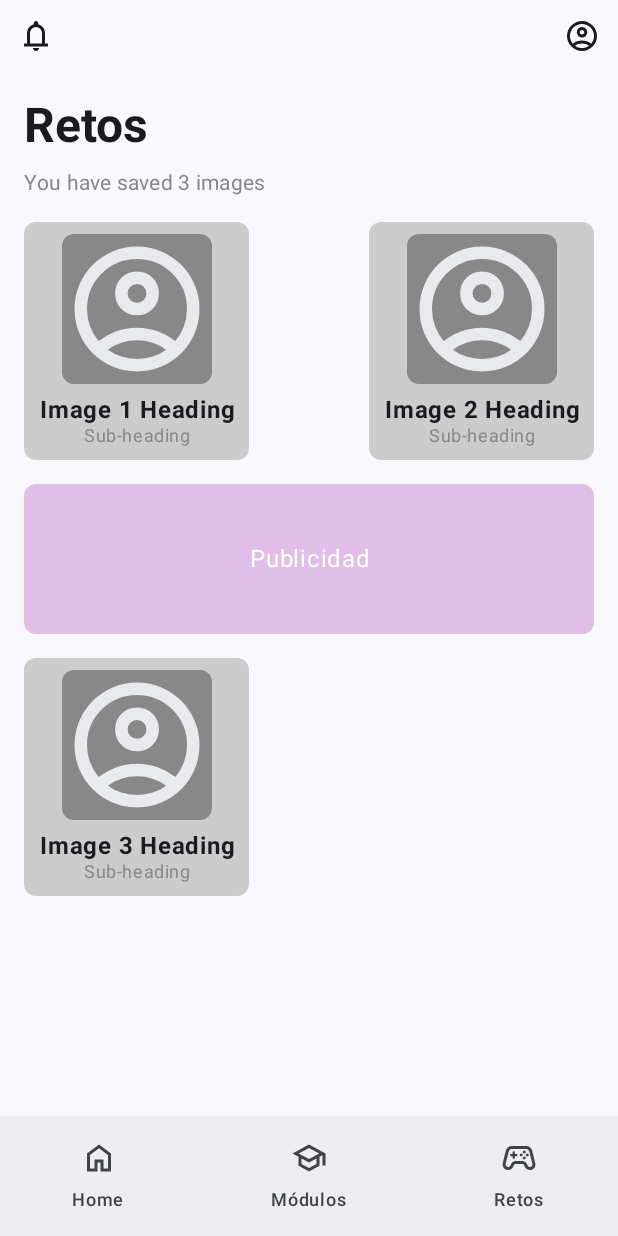
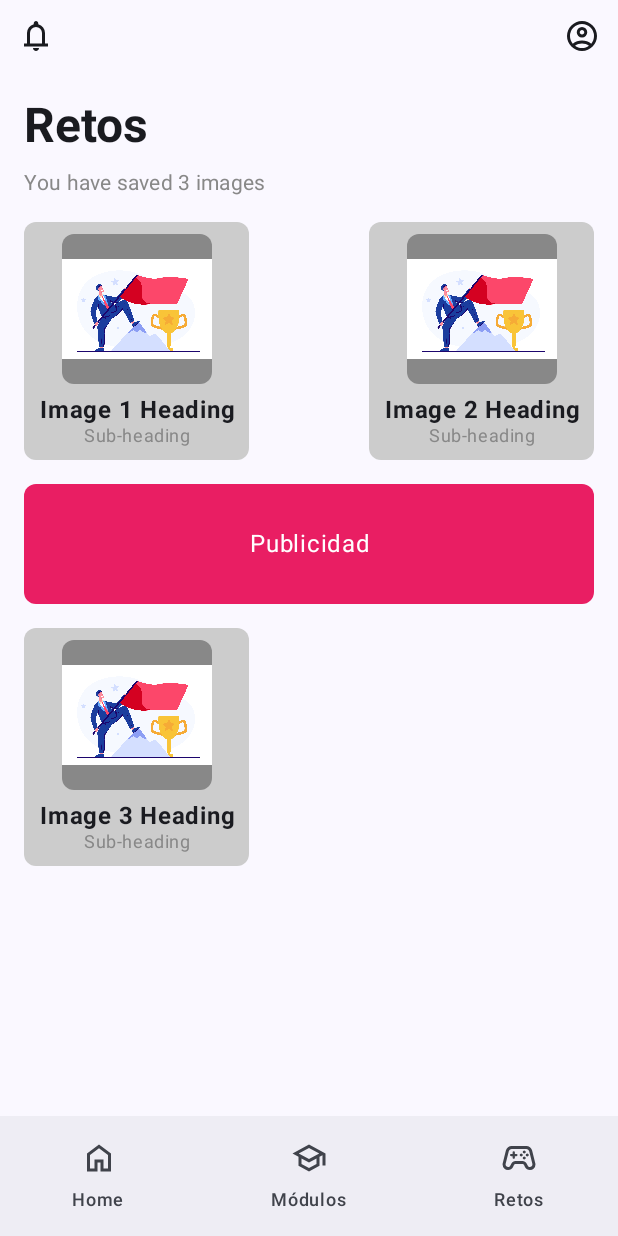
Before and after one commit to bnhdez/WalletWise, an Android app built with Jetpack Compose: the HomeScreen screen opened through its navigation route, item 3 of the bottom bar chosen, on a phone screen of 412 x 824 dp. Run offline under Robolectric (Android 15) with nearby library versions, the phone set to English and light mode, and no system bars.

Commit message:
cambio de placeholders por imagenes y colo banner publicidad

```diff
--- a/app/src/main/java/com/example/walletwise/ui/screens/ChallengesScreen.kt
+++ b/app/src/main/java/com/example/walletwise/ui/screens/ChallengesScreen.kt
@@ -56,8 +56,8 @@ fun ChallengesScreen(navController: NavHostController, modifier: Modifier = Modi
             Box(
                 modifier = Modifier
                     .fillMaxWidth()
-                    .height(100.dp)
-                    .background(Color(0xFFE1BEE7), shape = RoundedCornerShape(8.dp)),
+                    .height(80.dp)
+                    .background(Color(0xFFE91E63), shape = RoundedCornerShape(8.dp)),
                 contentAlignment = Alignment.Center
             ) {
                 Text("Publicidad", textAlign = TextAlign.Center, color = Color.White)
@@ -81,7 +81,7 @@ fun ChallengeImageCard(title: String, subtitle: String) {
         horizontalAlignment = Alignment.CenterHorizontally
     ) {
         Image(
-            painter = painterResource(id = R.drawable.ic_profile), // Puedes cambiar esto por la imagen que desees
+            painter = painterResource(id = R.drawable.challenge), // Puedes cambiar esto por la imagen que desees
             contentDescription = null,
             modifier = Modifier
                 .size(100.dp)
--- a/app/src/main/java/com/example/walletwise/ui/screens/HomeScreen.kt
+++ b/app/src/main/java/com/example/walletwise/ui/screens/HomeScreen.kt
@@ -41,7 +41,7 @@ fun ContentSection() {
     Column {
         // Imagen superior (desde drawable)
         Image(
-            painter = painterResource(id = R.drawable.ic_banner),
+            painter = painterResource(id = R.drawable.banner1),
             contentDescription = "Banner principal",
             modifier = Modifier
                 .fillMaxWidth()
@@ -66,18 +66,17 @@ fun ContentSection() {
         Box(
             modifier = Modifier
                 .fillMaxWidth()
-                .height(100.dp)
-                .background(Color.LightGray, shape = RoundedCornerShape(8.dp)),
+                .height(80.dp)
+                .background(Color(0xFFE91E63), shape = RoundedCornerShape(8.dp)),
             contentAlignment = Alignment.Center
         ) {
-            Text("Publicidad", textAlign = TextAlign.Center)
+            Text("Publicidad",color = Color.White, textAlign = TextAlign.Center)
         }
 
         Spacer(modifier = Modifier.height(16.dp))
 
-        val imageUrl = "https://placehold.jp/150x150.png"
         Image(
-            painter = rememberAsyncImagePainter(imageUrl),
+            painter = painterResource(id = R.drawable.banner2),
             contentDescription = "Imagen desde URL",
             modifier = Modifier
                 .fillMaxWidth()
```
Also changed, not shown: app/src/main/res/drawable/banner1.jpg (added), app/src/main/res/drawable/banner2.jpg (added), app/src/main/res/drawable/challenge.jpg (added).
